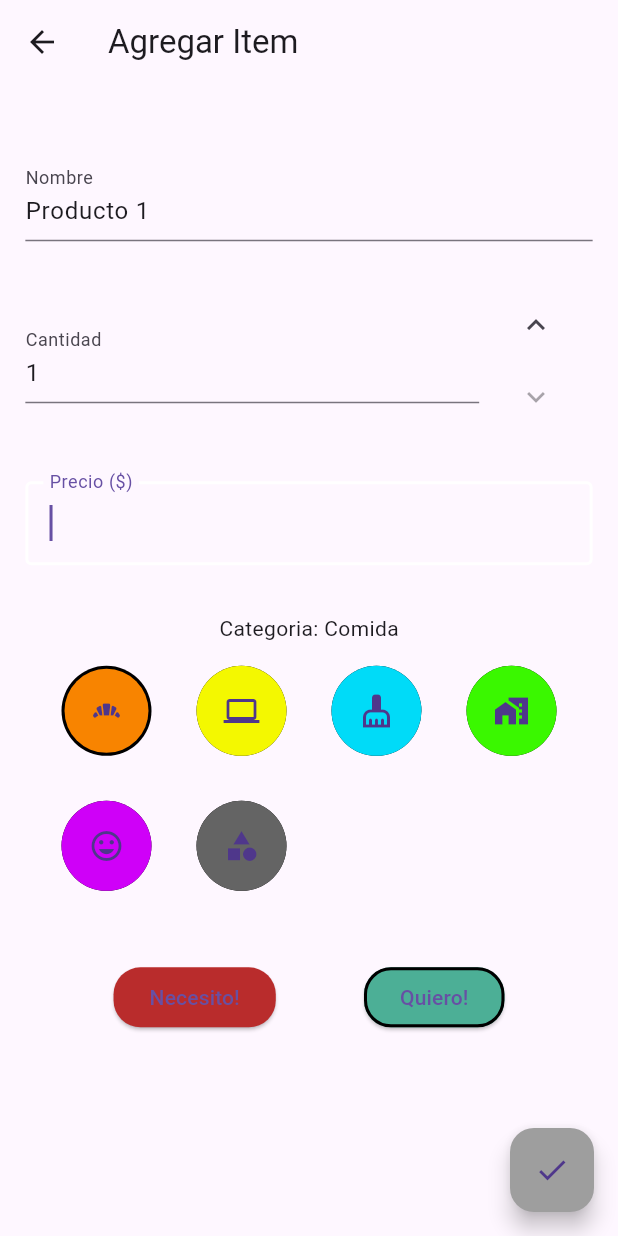
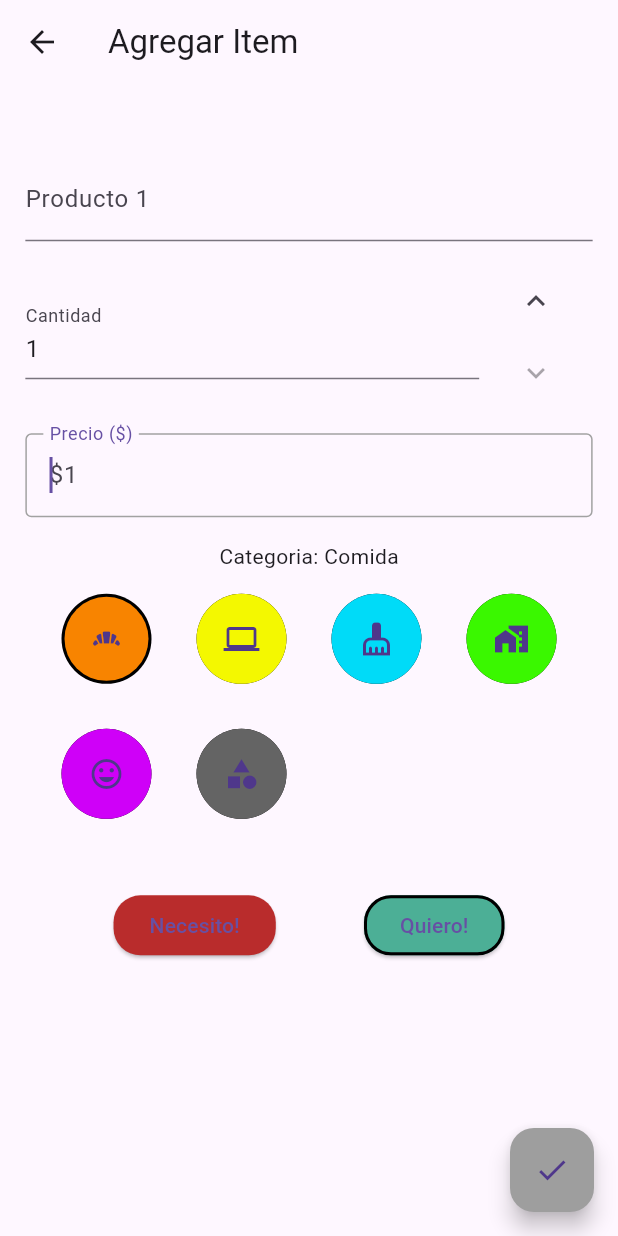
Before and after one commit to ferca9494/lista_flutter, a Flutter app: the screen it shows after launch, after a tap on the "add shopping cart" icon, on a phone screen of 412 x 824 dp. Run offline on Flutter 3.47's test engine with Material 3 defaults, Android fonts, the phone set to English and light mode, and no system bars; our stand-ins replace animate_do, fl_chart.

Commit message:
fixes varios

```diff
--- a/lib/src/product_feature/product_form_screen.dart
+++ b/lib/src/product_feature/product_form_screen.dart
@@ -6,8 +6,6 @@ import 'package:carrito/src/settings/settings_controller.dart';
 import 'package:carrito/src/styles/buttons.dart';
 import 'package:carrito/src/styles/styles.dart';
 import 'package:flutter/material.dart';
-
-//import 'package:flutter/cupertino.dart';
 
 import '../data/categorys.dart';
 import '../data/user.dart' as user;
@@ -27,11 +25,11 @@ class ProductFormScreen extends StatefulWidget {
 class _ProductFormScreen extends State<ProductFormScreen> {
   //static const routeName = '/add_sample_item';
 
-  TextEditingController nombreController = TextEditingController(
-      text: "Producto " + (user.products.length + 1).toString());
+  TextEditingController nombreController = TextEditingController();
   TextEditingController cantidadController = TextEditingController(text: "1");
   TextEditingController precioController = TextEditingController();
 
+  String namePlaceholder = "Producto " + (user.products.length + 1).toString();
   int _selectedCate = 0;
 
   int id_item = 0;
@@ -50,27 +48,6 @@ class _ProductFormScreen extends State<ProductFormScreen> {
     id_categoria = item.categoria.id;
     necesidad = item.necesidad;
   }
-/*
-  void _showDialog(Widget child) {
-    showCupertinoModalPopup<void>(
-        context: context,
-        builder: (BuildContext context) => Container(
-              height: 216,
-              padding: const EdgeInsets.only(top: 6.0),
-              // The Bottom margin is provided to align the popup above the system navigation bar.
-              margin: EdgeInsets.only(
-                bottom: MediaQuery.of(context).viewInsets.bottom,
-              ),
-              // Provide a background color for the popup.
-              color: CupertinoColors.systemBackground.resolveFrom(context),
-              // Use a SafeArea widget to avoid system overlaps.
-              child: SafeArea(
-                top: false,
-                child: child,
-              ),
-            ));
-  }
-*/
 
   save() {
     if (precioController.text.isEmpty) {
@@ -96,10 +73,13 @@ class _ProductFormScreen extends State<ProductFormScreen> {
             necesidad);
       } else {
         var id = widget.lastIndex != null ? widget.lastIndex! + 1 : 1;
+        String name = nombreController.text == ""
+            ? namePlaceholder
+            : nombreController.text;
 
         newProduct = Product(
             id,
-            nombreController.text,
+            name,
             int.parse(cantidadController.text),
             double.parse(precioController.text),
             categorias[_selectedCate],
@@ -133,31 +113,6 @@ class _ProductFormScreen extends State<ProductFormScreen> {
     return Scaffold(
       appBar: AppBar(
         title: const Text('Agregar Item'),
-        /*
-            //?TESTING animations
-        actions: [
-
-          IconButton(
-            icon: const Icon(Icons.abc),
-
-            onPressed: () {
-              Navigator.push(
-                context,
-                MaterialPageRoute(
-                    builder: (context) => addcart_animscreen(
-                        item: CircleAvatar(
-                          backgroundColor: categorias[_selectedCate].color,
-                          child: categorias[_selectedCate].icon,
-                        ),
-                        onFinish: () {
-                          return 1;
-                        })),
-              );
-            },
-
-          ),
-        ],
-          */
       ),
       body: SingleChildScrollView(
         child: Padding(
@@ -167,31 +122,16 @@ class _ProductFormScreen extends State<ProductFormScreen> {
                 const SizedBox(height: 32),
                 TextFormField(
                   controller: nombreController,
-                  //onSaved: (newValue) => {this.valor_nombre = newValue},
-                  decoration: const InputDecoration(
-                    labelText: "Nombre",
-                    fillColor: Colors.white,
-                    focusedBorder: OutlineInputBorder(
-                      borderSide: BorderSide(color: Colors.white, width: 2.0),
-                    ),
-                  ),
+                  decoration: inputDeco(namePlaceholder, ""),
                 ),
-                const SizedBox(height: 32),
+                const SizedBox(height: 16),
                 Row(children: [
                   Expanded(
                       flex: 4,
                       child: TextFormField(
                         controller: cantidadController,
-                        //onSaved: (newValue) => {this.valor_cantidad = newValue},
                         keyboardType: TextInputType.number,
-                        decoration: const InputDecoration(
-                          labelText: "Cantidad",
-                          fillColor: Colors.white,
-                          focusedBorder: OutlineInputBorder(
-                            borderSide:
-                                BorderSide(color: Colors.white, width: 2.0),
-                          ),
-                        ),
+                        decoration: inputDeco("Cantidad", "1"),
                       )),
                   Expanded(
                       flex: 1,
@@ -220,28 +160,16 @@ class _ProductFormScreen extends State<ProductFormScreen> {
                         ),
                       ]))
                 ]),
-                const SizedBox(height: 32),
+                const SizedBox(height: 16),
                 TextFormField(
                   autofocus: true,
                   controller: precioController,
-                  /*onSaved: (newValue) => {
-                  setState(() {
-                    this.valor_precio = newValue;
-                    print(valor_precio.toString());
-                  })
-                },*/
                   onChanged: (a) => setState(() {}),
                   onEditingComplete: save,
                   keyboardType: TextInputType.number,
-                  decoration: const InputDecoration(
-                    labelText: "Precio (\$)",
-                    fillColor: Colors.white,
-                    focusedBorder: OutlineInputBorder(
-                        borderSide:
-                            BorderSide(color: Colors.white, width: 2.0)),
-                  ),
+                  decoration: inputDeco("Precio (\$)", "\$1"),
                 ),
-                const SizedBox(height: 32),
+                const SizedBox(height: 16),
                 Text(
                   "Categoria: " + categorias[_selectedCate].nombre,
                 ),
@@ -266,33 +194,6 @@ class _ProductFormScreen extends State<ProductFormScreen> {
                                   ))))
                   ],
                 ),
-                /*
-              ElevatedButton(
-                  onPressed: () => _showDialog(
-                        CupertinoPicker(
-                          magnification: 1.22,
-                          squeeze: 1.2,
-                          useMagnifier: true,
-                          itemExtent: _kItemExtent,
-                          // This is called when selected item is changed.
-                          onSelectedItemChanged: (int selectedItem) {
-                            setState(() {
-                              _selectedCate = selectedItem;
-                            });
-                          },
-                          children: List<Widget>.generate(categorias.length,
-                              (int index) {
-                            return Center(
-                              child: Text(
-                                categorias[index].nombre,
-                              ),
-                            );
-                          }),
-                        ),
-                      ),
-                  child:
-                      Text("Categoria: ${categorias[_selectedCate].nombre}")),
-                      */
                 const SizedBox(height: 32),
                 Row(
                   mainAxisAlignment: MainAxisAlignment.spaceEvenly,
@@ -317,13 +218,6 @@ class _ProductFormScreen extends State<ProductFormScreen> {
                         child: const Text("Quiero!")),
                   ],
                 ),
-                /*
-                  const SizedBox(height: 32),
-                  ElevatedButton(
-                      onPressed: save,
-                      style: btn(Colors.blue),
-                      child: const Text("Agregar")),
-                */
               ]),
             )),
       ),
@@ -338,3 +232,14 @@ class _ProductFormScreen extends State<ProductFormScreen> {
     );
   }
 }
+
+inputDeco(name, hint) => InputDecoration(
+      hintText: hint,
+      labelText: name,
+      fillColor: Colors.white,
+      focusedBorder: OutlineInputBorder(
+        borderSide: const BorderSide(
+          color: const Color.fromARGB(255, 162, 162, 162),
+        ),
+      ),
+    );
--- a/lib/src/product_feature/product_list_screen.dart
+++ b/lib/src/product_feature/product_list_screen.dart
@@ -77,7 +77,7 @@ class _ProductListScreen extends State<ProductListScreen> {
     return price.formatNumber();
   }
 
-  Widget buildTotalSection(double total, int cant) {
+  Widget buildTotalSection(double total) {
     return Container(
       padding: const EdgeInsets.all(15),
       child: Row(
@@ -94,12 +94,11 @@ class _ProductListScreen extends State<ProductListScreen> {
                   });
                 },
               ),
-              Text("Total (${cant.toString()})",
-                  style: TextStyle(fontSize: 24)),
+              Text("Total", style: TextStyle(fontSize: 24)),
             ],
           ),
           Text(
-            "\$${total.toString()}",
+            "\$${total.toStringAsFixed(2)}",
             style: TextStyle(fontSize: 28, color: priceColor),
           ),
         ],
@@ -107,8 +106,13 @@ class _ProductListScreen extends State<ProductListScreen> {
     );
   }
 
-  Widget buildGraphSection() {
-    return Container(
+  Widget buildGraphSection(int cantU, int cantP) {
+    return Column(children: [
+      Row(mainAxisAlignment: MainAxisAlignment.spaceAround, children: [
+        Text("Cant Unidades: " + cantU.toString()),
+        Text("Cant. Productos: " + cantP.toString())
+      ]),
+      Container(
         width: 300,
         height: 180,
         padding: const EdgeInsets.all(15),
@@ -132,7 +136,7 @@ class _ProductListScreen extends State<ProductListScreen> {
                             ],
                           ),
                           title:
-                            "${cat.nombre}\n(${CantSelected ? totalPriceCategory(cat.nombre).toString() : "\$" + totalPriceCategory(cat.nombre).toString()})",
+                              "${cat.nombre}\n(${CantSelected ? totalPriceCategory(cat.nombre).toString() : "\$" + totalPriceCategory(cat.nombre).toStringAsFixed(2)})",
                         ),
                       ],
                     if (GraphSelected == 1) ...[
@@ -147,7 +151,7 @@ class _ProductListScreen extends State<ProductListScreen> {
                           ],
                         ),
                         title:
-                          "Necesito\n(${CantSelected ? totalPriceNeed(true).toString() : "\$" + totalPriceNeed(true).toString()})",
+                            "Necesito\n(${CantSelected ? totalPriceNeed(true).toString() : "\$" + totalPriceNeed(true).toStringAsFixed(2)})",
                       ),
                       PieChartSectionData(
                         value: totalPriceNeed(false),
@@ -160,7 +164,7 @@ class _ProductListScreen extends State<ProductListScreen> {
                           ],
                         ),
                         title:
-                          "Quiero\n(${CantSelected ? totalPriceNeed(false).toString() : "\$" + totalPriceNeed(false).toString()})",
+                            "Quiero\n(${CantSelected ? totalPriceNeed(false).toString() : "\$" + totalPriceNeed(false).toStringAsFixed(2)})",
                       ),
                     ]
                   ],
@@ -184,7 +188,8 @@ class _ProductListScreen extends State<ProductListScreen> {
                       setState(() {
                         CantSelected = !CantSelected;
                       });
-                    print("category graph selected:" + CantSelected.toString());
+                      print(
+                          "category graph selected:" + CantSelected.toString());
                     },
                   ),
                   IconButton(
@@ -210,7 +215,8 @@ class _ProductListScreen extends State<ProductListScreen> {
             )
           ],
         ),
-    );
+      )
+    ]);
   }
 
   Widget buildListItem(BuildContext context, int index) {
@@ -219,7 +225,7 @@ class _ProductListScreen extends State<ProductListScreen> {
 
     return ListTile(
       title: Text(item.nombre),
-      subtitle: Text("${item.cantidad}u. \$${item.precio}"),
+      subtitle: Text("${item.cantidad}u. \$${item.precio.toStringAsFixed(2)}"),
       leading: CircleAvatar(
         backgroundColor: item.categoria.color,
         child: item.categoria.icon,
@@ -239,7 +245,7 @@ class _ProductListScreen extends State<ProductListScreen> {
         });
       },
       trailing: Text(
-        "\$$unitTotal",
+        "\$${unitTotal.toStringAsFixed(2)}",
         style: TextStyle(color: priceColor, fontSize: 24),
       ),
       onLongPress: () {
@@ -274,11 +280,11 @@ class _ProductListScreen extends State<ProductListScreen> {
         child: SingleChildScrollView(
           child: Column(
             children: [
-              buildTotalSection(total, cant),
-              if (showGraph) buildGraphSection(),
+              buildTotalSection(total),
+              if (showGraph) buildGraphSection(cant, user.products.length),
               SizedBox(
                 height: showGraph
-                    ? MediaQuery.of(context).size.height - 200
+                    ? MediaQuery.of(context).size.height - 430
                     : MediaQuery.of(context).size.height,
                 child: ListView.separated(
                   shrinkWrap: true,
```
Lines whose indentation alone changed are shown as unchanged.
